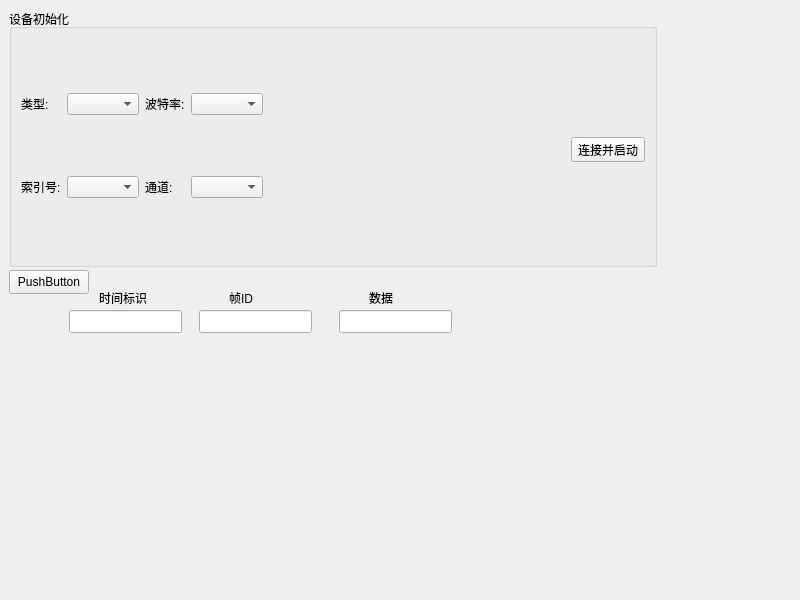
This is mCAN/m_canwidget.ui in sunxiaoyi111/My_Can_Wincc as Qt 5 draws it before an edit. The edited form follows.
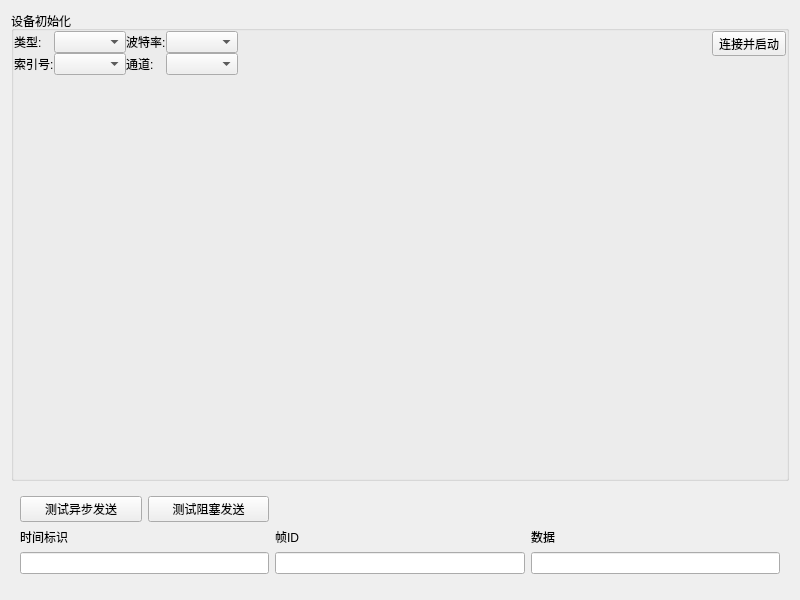
This is the edited form.

Commit message: Title:D4 优化UI 删除测试函数

```diff
--- a/mCAN/m_canwidget.ui
+++ b/mCAN/m_canwidget.ui
@@ -13,21 +13,33 @@
   <property name="windowTitle">
    <string>M_CANWidget</string>
   </property>
+  <layout class="QGridLayout" name="gridLayout_4">
+   <item row="0" column="0">
   <widget class="QGroupBox" name="groupBox_device">
-   <property name="geometry">
-    <rect>
-     <x>9</x>
-     <y>9</y>
-     <width>648</width>
-     <height>258</height>
-    </rect>
-   </property>
    <property name="title">
     <string>设备初始化</string>
    </property>
    <layout class="QGridLayout" name="gridLayout_2">
-    <item row="0" column="0" rowspan="3">
+      <property name="leftMargin">
+       <number>0</number>
+      </property>
+      <property name="topMargin">
+       <number>0</number>
+      </property>
+      <property name="rightMargin">
+       <number>0</number>
+      </property>
+      <property name="bottomMargin">
+       <number>0</number>
+      </property>
+      <property name="spacing">
+       <number>0</number>
+      </property>
+      <item row="0" column="0" rowspan="2">
      <layout class="QGridLayout" name="gridLayout">
+        <property name="spacing">
+         <number>0</number>
+        </property>
       <item row="1" column="2">
        <widget class="QLabel" name="label_devicechannel">
         <property name="text">
@@ -70,39 +82,6 @@
       </item>
      </layout>
     </item>
-    <item row="0" column="2">
-     <spacer name="verticalSpacer">
-      <property name="orientation">
-       <enum>Qt::Vertical</enum>
-      </property>
-      <property name="sizeHint" stdset="0">
-       <size>
-        <width>20</width>
-        <height>91</height>
-       </size>
-      </property>
-     </spacer>
-    </item>
-    <item row="1" column="2">
-     <widget class="QToolButton" name="toolButton_DevConnect">
-      <property name="text">
-       <string>连接并启动</string>
-      </property>
-     </widget>
-    </item>
-    <item row="2" column="2">
-     <spacer name="verticalSpacer_2">
-      <property name="orientation">
-       <enum>Qt::Vertical</enum>
-      </property>
-      <property name="sizeHint" stdset="0">
-       <size>
-        <width>20</width>
-        <height>90</height>
-       </size>
-      </property>
-     </spacer>
-    </item>
     <item row="0" column="1" rowspan="3">
      <spacer name="horizontalSpacer">
       <property name="orientation">
@@ -116,100 +95,100 @@
       </property>
      </spacer>
     </item>
-   </layout>
-  </widget>
+      <item row="0" column="2">
+       <widget class="QToolButton" name="toolButton_DevConnect">
+        <property name="text">
+         <string>连接并启动</string>
+        </property>
+       </widget>
+      </item>
+      <item row="3" column="0">
+       <spacer name="verticalSpacer_3">
+        <property name="orientation">
+         <enum>Qt::Vertical</enum>
+        </property>
+        <property name="sizeHint" stdset="0">
+         <size>
+          <width>20</width>
+          <height>40</height>
+         </size>
+        </property>
+       </spacer>
+      </item>
+      <item row="3" column="2">
+       <spacer name="verticalSpacer">
+        <property name="orientation">
+         <enum>Qt::Vertical</enum>
+        </property>
+        <property name="sizeHint" stdset="0">
+         <size>
+          <width>20</width>
+          <height>91</height>
+         </size>
+        </property>
+       </spacer>
+      </item>
+     </layout>
+    </widget>
+   </item>
+   <item row="1" column="0">
   <widget class="QWidget" name="widget" native="true">
-   <property name="geometry">
-    <rect>
-     <x>9</x>
-     <y>270</y>
-     <width>651</width>
-     <height>321</height>
-    </rect>
-   </property>
+     <layout class="QGridLayout" name="gridLayout_3">
+      <item row="0" column="0">
+       <layout class="QHBoxLayout" name="horizontalLayout">
+        <item>
    <widget class="QPushButton" name="pushButton">
-    <property name="geometry">
-     <rect>
-      <x>0</x>
-      <y>0</y>
-      <width>80</width>
-      <height>24</height>
-     </rect>
-    </property>
     <property name="text">
-     <string>PushButton</string>
-    </property>
-   </widget>
-   <widget class="QLineEdit" name="lineEdit">
-    <property name="geometry">
-     <rect>
-      <x>60</x>
-      <y>40</y>
-      <width>113</width>
-      <height>23</height>
-     </rect>
-    </property>
-   </widget>
-   <widget class="QLineEdit" name="lineEdit_2">
-    <property name="geometry">
-     <rect>
-      <x>190</x>
-      <y>40</y>
-      <width>113</width>
-      <height>23</height>
-     </rect>
-    </property>
-   </widget>
-   <widget class="QLineEdit" name="lineEdit_3">
-    <property name="geometry">
-     <rect>
-      <x>330</x>
-      <y>40</y>
-      <width>113</width>
-      <height>23</height>
-     </rect>
-    </property>
-   </widget>
+           <string>测试异步发送</string>
+          </property>
+         </widget>
+        </item>
+        <item>
+         <widget class="QPushButton" name="pushButton_2">
+          <property name="text">
+           <string>测试阻塞发送</string>
+          </property>
+         </widget>
+        </item>
+       </layout>
+      </item>
+      <item row="1" column="0">
    <widget class="QLabel" name="label">
-    <property name="geometry">
-     <rect>
-      <x>90</x>
-      <y>20</y>
-      <width>54</width>
-      <height>16</height>
-     </rect>
-    </property>
     <property name="text">
      <string>时间标识</string>
     </property>
    </widget>
+      </item>
+      <item row="1" column="1">
    <widget class="QLabel" name="label_2">
-    <property name="geometry">
-     <rect>
-      <x>220</x>
-      <y>20</y>
-      <width>54</width>
-      <height>16</height>
-     </rect>
-    </property>
     <property name="text">
      <string>帧ID</string>
     </property>
    </widget>
+      </item>
+      <item row="1" column="2">
    <widget class="QLabel" name="label_3">
-    <property name="geometry">
-     <rect>
-      <x>360</x>
-      <y>20</y>
-      <width>54</width>
-      <height>16</height>
-     </rect>
-    </property>
     <property name="text">
      <string>数据</string>
     </property>
    </widget>
-  </widget>
+      </item>
+      <item row="2" column="0">
+       <widget class="QLineEdit" name="lineEdit"/>
+      </item>
+      <item row="2" column="1">
+       <widget class="QLineEdit" name="lineEdit_2"/>
+      </item>
+      <item row="2" column="2">
+       <widget class="QLineEdit" name="lineEdit_3"/>
+      </item>
+      <item row="3" column="1">
+       <widget class="QWidget" name="widget_2" native="true"/>
+      </item>
+     </layout>
+    </widget>
+   </item>
+  </layout>
  </widget>
  <resources/>
  <connections/>
```
Lines whose indentation alone changed are shown as unchanged. The commit also changes 9 other files.
